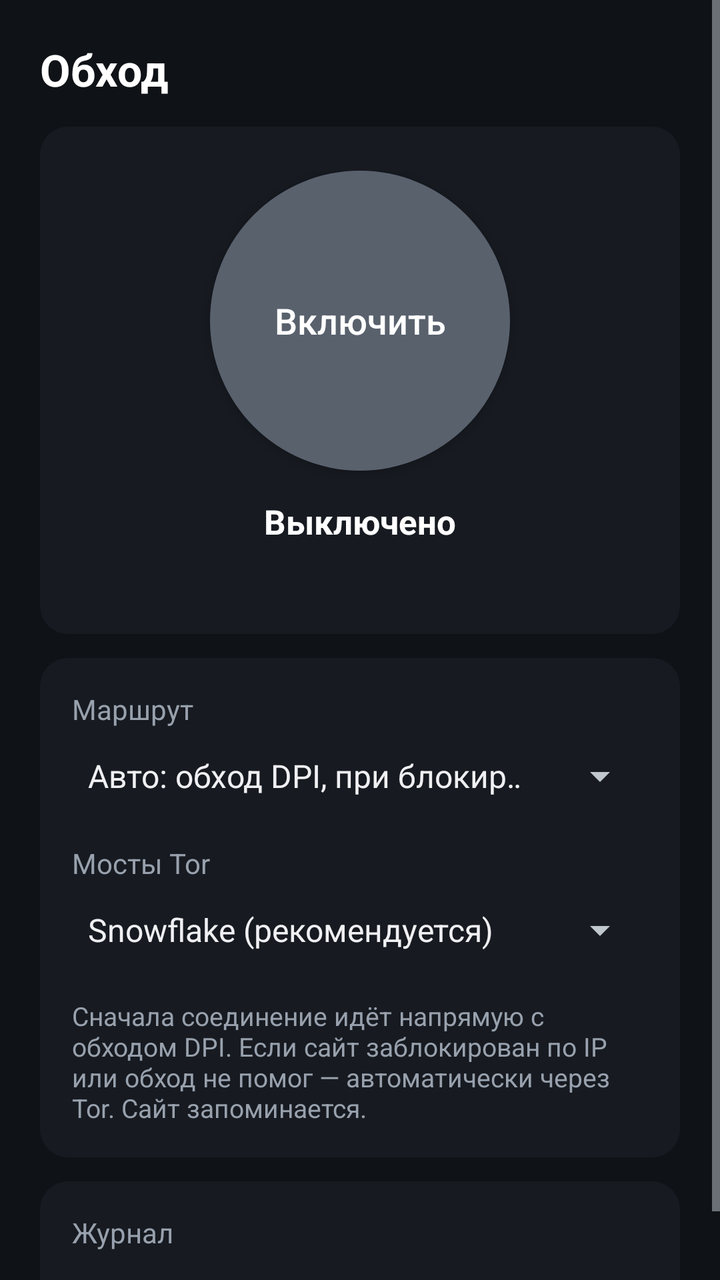
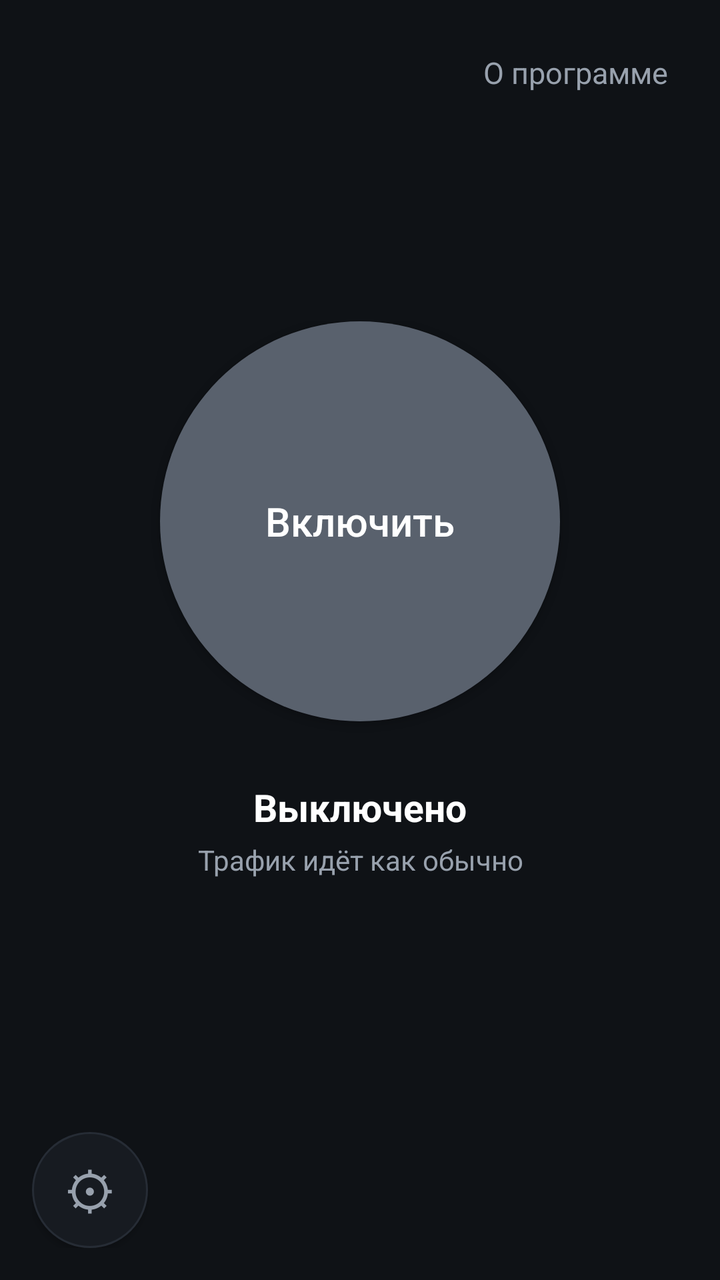

An Android layout rendered at two revisions. The XML below is the earlier revision; the diff shows what the commit changed to produce the second picture.
<!-- AndroidManifest.xml: application theme AppTheme -->
<!-- res/layout/activity_main.xml -->
<?xml version="1.0" encoding="utf-8"?>
<ScrollView xmlns:android="http://schemas.android.com/apk/res/android"
    android:layout_width="match_parent"
    android:layout_height="match_parent"
    android:fillViewport="true">

    <LinearLayout
        android:layout_width="match_parent"
        android:layout_height="wrap_content"
        android:layout_gravity="center_horizontal"
        android:orientation="vertical"
        android:padding="20dp">

        <TextView
            android:layout_width="wrap_content"
            android:layout_height="wrap_content"
            android:text="@string/app_name"
            android:textColor="#FFFFFF"
            android:textSize="22sp"
            android:textStyle="bold" />

        <LinearLayout
            android:layout_width="match_parent"
            android:layout_height="wrap_content"
            android:layout_marginTop="14dp"
            android:background="@drawable/card"
            android:gravity="center_horizontal"
            android:orientation="vertical"
            android:padding="22dp">

            <Button
                android:id="@+id/power"
                android:layout_width="150dp"
                android:layout_height="150dp"
                android:background="@drawable/power_off"
                android:focusable="true"
                android:nextFocusDown="@+id/route"
                android:text="@string/connect"
                android:textAllCaps="false"
                android:textColor="#FFFFFF"
                android:textSize="18sp" />

            <TextView
                android:id="@+id/status"
                android:layout_width="wrap_content"
                android:layout_height="wrap_content"
                android:layout_marginTop="14dp"
                android:text="@string/status_off"
                android:textColor="#FFFFFF"
                android:textSize="17sp"
                android:textStyle="bold" />

            <TextView
                android:id="@+id/torStatus"
                android:layout_width="wrap_content"
                android:layout_height="wrap_content"
                android:layout_marginTop="4dp"
                android:gravity="center"
                android:textColor="@color/muted"
                android:textSize="14sp" />
        </LinearLayout>

        <LinearLayout
            android:layout_width="match_parent"
            android:layout_height="wrap_content"
            android:layout_marginTop="12dp"
            android:background="@drawable/card"
            android:orientation="vertical"
            android:padding="16dp">

            <TextView
                android:layout_width="wrap_content"
                android:layout_height="wrap_content"
                android:text="@string/route_label"
                android:textColor="@color/muted" />

            <Spinner
                android:id="@+id/route"
                android:layout_width="match_parent"
                android:layout_height="wrap_content"
                android:entries="@array/route_names"
                android:focusable="true"
                android:minHeight="48dp" />

            <TextView
                android:id="@+id/bridgesLabel"
                android:layout_width="wrap_content"
                android:layout_height="wrap_content"
                android:layout_marginTop="10dp"
                android:text="@string/bridges_label"
                android:textColor="@color/muted" />

            <Spinner
                android:id="@+id/bridges"
                android:layout_width="match_parent"
                android:layout_height="wrap_content"
                android:entries="@array/bridge_names"
                android:focusable="true"
                android:minHeight="48dp" />

            <LinearLayout
                android:id="@+id/customBox"
                android:layout_width="match_parent"
                android:layout_height="wrap_content"
                android:orientation="vertical"
                android:visibility="gone">

                <EditText
                    android:id="@+id/custom"
                    android:layout_width="match_parent"
                    android:layout_height="wrap_content"
                    android:gravity="top"
                    android:hint="@string/custom_hint"
                    android:inputType="textMultiLine|textNoSuggestions"
                    android:minLines="3"
                    android:textSize="12sp"
                    android:typeface="monospace" />

                <Button
                    android:id="@+id/saveCustom"
                    android:layout_width="wrap_content"
                    android:layout_height="wrap_content"
                    android:text="@string/save"
                    android:textAllCaps="false" />
            </LinearLayout>

            <TextView
                android:layout_width="match_parent"
                android:layout_height="wrap_content"
                android:layout_marginTop="10dp"
                android:text="@string/hint"
                android:textColor="@color/muted"
                android:textSize="13sp" />
        </LinearLayout>

        <LinearLayout
            android:layout_width="match_parent"
            android:layout_height="wrap_content"
            android:layout_marginTop="12dp"
            android:background="@drawable/card"
            android:orientation="vertical"
            android:padding="16dp">

            <TextView
                android:layout_width="wrap_content"
                android:layout_height="wrap_content"
                android:text="@string/log_label"
                android:textColor="@color/muted" />

            <TextView
                android:id="@+id/log"
                android:layout_width="match_parent"
                android:layout_height="wrap_content"
                android:focusable="true"
                android:textColor="#C8CDD3"
                android:textIsSelectable="true"
                android:textSize="11sp"
                android:typeface="monospace" />
        </LinearLayout>
    </LinearLayout>
</ScrollView>
<!-- resources referenced by this layout -->
<resources>
  <string-array name="bridge_names">
          <item>Snowflake (рекомендуется)</item>
          <item>WebTunnel</item>
          <item>obfs4</item>
          <item>meek (Azure)</item>
          <item>Свои мосты</item>
          <item>Без мостов</item>
      </string-array>
  <string-array name="route_names">
          <item>Авто: обход DPI, при блокировке — Tor</item>
          <item>Только обход DPI</item>
          <item>Всё через Tor</item>
      </string-array>
  <color name="muted">#98A1AD</color>
  <!-- drawable card (drawable) -->
  <?xml version="1.0" encoding="utf-8"?>
  <shape xmlns:android="http://schemas.android.com/apk/res/android" android:shape="rectangle">
      <solid android:color="@color/card" />
      <corners android:radius="14dp" />
  </shape>
  <!-- drawable power_off (drawable) -->
  <?xml version="1.0" encoding="utf-8"?>
  <selector xmlns:android="http://schemas.android.com/apk/res/android">
      <item android:state_focused="true">
          <shape android:shape="oval">
              <solid android:color="#59616D" />
              <stroke android:width="6dp" android:color="#FFFFFF" />
          </shape>
      </item>
      <item android:state_pressed="true">
          <shape android:shape="oval">
              <solid android:color="#59616D" />
              <stroke android:width="6dp" android:color="#CCFFFFFF" />
          </shape>
      </item>
      <item>
          <shape android:shape="oval">
              <solid android:color="#59616D" />
          </shape>
      </item>
  </selector>
  <string name="app_name">Обход</string>
  <string name="bridges_label">Мосты Tor</string>
  <string name="connect">Включить</string>
  <string name="custom_hint">Свои мосты (obfs4 / webtunnel), по одной строке. Получить: Telegram-бот @GetBridgesBot</string>
  <string name="hint">Сначала соединение идёт напрямую с обходом DPI. Если сайт заблокирован по IP или обход не помог — автоматически через Tor. Сайт запоминается.</string>
  <string name="log_label">Журнал</string>
  <string name="route_label">Маршрут</string>
  <string name="save">Сохранить</string>
  <string name="status_off">Выключено</string>
  <style name="AppTheme" parent="android:Theme.DeviceDefault">
          <item name="android:windowBackground">@color/bg</item>
          <item name="android:colorAccent">@color/accent</item>
      </style>
  <color name="card">#171B21</color>
  <color name="bg">#0F1216</color>
  <color name="accent">#34C77B</color>
</resources>

<!-- the commit's change to res/layout/activity_main.xml (unified diff, before → after) -->
@@ -1,161 +1,81 @@
 <?xml version="1.0" encoding="utf-8"?>
-<ScrollView xmlns:android="http://schemas.android.com/apk/res/android"
+<FrameLayout xmlns:android="http://schemas.android.com/apk/res/android"
     android:layout_width="match_parent"
     android:layout_height="match_parent"
-    android:fillViewport="true">
+    android:padding="16dp">
+
+    <TextView
+        android:id="@+id/about"
+        android:layout_width="wrap_content"
+        android:layout_height="wrap_content"
+        android:layout_gravity="top|end"
+        android:background="@drawable/link_bg"
+        android:clickable="true"
+        android:focusable="true"
+        android:padding="10dp"
+        android:text="@string/about"
+        android:textColor="@color/muted"
+        android:textSize="15sp" />
 
     <LinearLayout
         android:layout_width="match_parent"
         android:layout_height="wrap_content"
-        android:layout_gravity="center_horizontal"
-        android:orientation="vertical"
-        android:padding="20dp">
+        android:layout_gravity="center"
+        android:gravity="center_horizontal"
+        android:orientation="vertical">
+
+        <Button
+            android:id="@+id/power"
+            android:layout_width="200dp"
+            android:layout_height="200dp"
+            android:background="@drawable/power_off"
+            android:focusable="true"
+            android:text="@string/connect"
+            android:textAllCaps="false"
+            android:textColor="#FFFFFF"
+            android:textSize="20sp" />
 
         <TextView
+            android:id="@+id/status"
             android:layout_width="wrap_content"
             android:layout_height="wrap_content"
-            android:text="@string/app_name"
+            android:layout_marginTop="30dp"
+            android:text="@string/status_off"
             android:textColor="#FFFFFF"
-            android:textSize="22sp"
+            android:textSize="19sp"
             android:textStyle="bold" />
 
-        <LinearLayout
-            android:layout_width="match_parent"
+        <TextView
+            android:id="@+id/torStatus"
+            android:layout_width="wrap_content"
             android:layout_height="wrap_content"
-            android:layout_marginTop="14dp"
-            android:background="@drawable/card"
-            android:gravity="center_horizontal"
-            android:orientation="vertical"
-            android:padding="22dp">
+            android:layout_marginTop="4dp"
+            android:gravity="center"
+            android:paddingStart="24dp"
+            android:paddingEnd="24dp"
+            android:text="@string/sub_off"
+            android:textColor="@color/muted"
+            android:textSize="14sp" />
 
-            <Button
-                android:id="@+id/power"
-                android:layout_width="150dp"
-                android:layout_height="150dp"
-                android:background="@drawable/power_off"
-                android:focusable="true"
-                android:nextFocusDown="@+id/route"
-                android:text="@string/connect"
-                android:textAllCaps="false"
-                android:textColor="#FFFFFF"
-                android:textSize="18sp" />
+        <TextView
+            android:id="@+id/ip"
+            android:layout_width="wrap_content"
+            android:layout_height="wrap_content"
+            android:layout_marginTop="18dp"
+            android:textColor="#E8EBEF"
+            android:textSize="16sp" />
+    </LinearLayout>
 
-            <TextView
-                android:id="@+id/status"
-                android:layout_width="wrap_content"
-                android:layout_height="wrap_content"
-                android:layout_marginTop="14dp"
-                android:text="@string/status_off"
-                android:textColor="#FFFFFF"
-                android:textSize="17sp"
-                android:textStyle="bold" />
-
-            <TextView
-                android:id="@+id/torStatus"
-                android:layout_width="wrap_content"
-                android:layout_height="wrap_content"
-                android:layout_marginTop="4dp"
-                android:gravity="center"
-                android:textColor="@color/muted"
-                android:textSize="14sp" />
-        </LinearLayout>
-
-        <LinearLayout
-            android:layout_width="match_parent"
-            android:layout_height="wrap_content"
-            android:layout_marginTop="12dp"
-            android:background="@drawable/card"
-            android:orientation="vertical"
-            android:padding="16dp">
-
-            <TextView
-                android:layout_width="wrap_content"
-                android:layout_height="wrap_content"
-                android:text="@string/route_label"
-                android:textColor="@color/muted" />
-
-            <Spinner
-                android:id="@+id/route"
-                android:layout_width="match_parent"
-                android:layout_height="wrap_content"
-                android:entries="@array/route_names"
-                android:focusable="true"
-                android:minHeight="48dp" />
-
-            <TextView
-                android:id="@+id/bridgesLabel"
-                android:layout_width="wrap_content"
-                android:layout_height="wrap_content"
-                android:layout_marginTop="10dp"
-                android:text="@string/bridges_label"
-                android:textColor="@color/muted" />
-
-            <Spinner
-                android:id="@+id/bridges"
-                android:layout_width="match_parent"
-                android:layout_height="wrap_content"
-                android:entries="@array/bridge_names"
-                android:focusable="true"
-                android:minHeight="48dp" />
-
-            <LinearLayout
-                android:id="@+id/customBox"
-                android:layout_width="match_parent"
-                android:layout_height="wrap_content"
-                android:orientation="vertical"
-                android:visibility="gone">
-
-                <EditText
-                    android:id="@+id/custom"
-                    android:layout_width="match_parent"
-                    android:layout_height="wrap_content"
-                    android:gravity="top"
-                    android:hint="@string/custom_hint"
-                    android:inputType="textMultiLine|textNoSuggestions"
-                    android:minLines="3"
-                    android:textSize="12sp"
-                    android:typeface="monospace" />
-
-                <Button
-                    android:id="@+id/saveCustom"
-                    android:layout_width="wrap_content"
-                    android:layout_height="wrap_content"
-                    android:text="@string/save"
-                    android:textAllCaps="false" />
-            </LinearLayout>
-
-            <TextView
-                android:layout_width="match_parent"
-                android:layout_height="wrap_content"
-                android:layout_marginTop="10dp"
-                android:text="@string/hint"
-                android:textColor="@color/muted"
-                android:textSize="13sp" />
-        </LinearLayout>
-
-        <LinearLayout
-            android:layout_width="match_parent"
-            android:layout_height="wrap_content"
-            android:layout_marginTop="12dp"
-            android:background="@drawable/card"
-            android:orientation="vertical"
-            android:padding="16dp">
-
-            <TextView
-                android:layout_width="wrap_content"
-                android:layout_height="wrap_content"
-                android:text="@string/log_label"
-                android:textColor="@color/muted" />
-
-            <TextView
-                android:id="@+id/log"
-                android:layout_width="match_parent"
-                android:layout_height="wrap_content"
-                android:focusable="true"
-                android:textColor="#C8CDD3"
-                android:textIsSelectable="true"
-                android:textSize="11sp"
-                android:typeface="monospace" />
-        </LinearLayout>
-    </LinearLayout>
-</ScrollView>
+    <Button
+        android:id="@+id/gear"
+        android:layout_width="58dp"
+        android:layout_height="58dp"
+        android:layout_gravity="bottom|start"
+        android:background="@drawable/gear_bg"
+        android:contentDescription="@string/settings"
+        android:focusable="true"
+        android:padding="0dp"
+        android:text="⚙"
+        android:textColor="@color/muted"
+        android:textSize="26sp" />
+</FrameLayout>
<!-- resource entries referenced after the edit -->
@@ -1,25 +1,33 @@
 <!-- resources referenced by this layout -->
 <resources>
-  <string-array name="bridge_names">
-          <item>Snowflake (рекомендуется)</item>
-          <item>WebTunnel</item>
-          <item>obfs4</item>
-          <item>meek (Azure)</item>
-          <item>Свои мосты</item>
-          <item>Без мостов</item>
-      </string-array>
-  <string-array name="route_names">
-          <item>Авто: обход DPI, при блокировке — Tor</item>
-          <item>Только обход DPI</item>
-          <item>Всё через Tor</item>
-      </string-array>
   <color name="muted">#98A1AD</color>
-  <!-- drawable card (drawable) -->
+  <!-- drawable gear_bg (drawable) -->
   <?xml version="1.0" encoding="utf-8"?>
-  <shape xmlns:android="http://schemas.android.com/apk/res/android" android:shape="rectangle">
-      <solid android:color="@color/card" />
-      <corners android:radius="14dp" />
-  </shape>
+  <selector xmlns:android="http://schemas.android.com/apk/res/android">
+      <item android:state_focused="true">
+          <shape android:shape="oval">
+              <solid android:color="@color/card" />
+              <stroke android:width="3dp" android:color="#FFFFFF" />
+          </shape>
+      </item>
+      <item>
+          <shape android:shape="oval">
+              <solid android:color="@color/card" />
+              <stroke android:width="1dp" android:color="#262C35" />
+          </shape>
+      </item>
+  </selector>
+  <!-- drawable link_bg (drawable) -->
+  <?xml version="1.0" encoding="utf-8"?>
+  <selector xmlns:android="http://schemas.android.com/apk/res/android">
+      <item android:state_focused="true">
+          <shape android:shape="rectangle">
+              <solid android:color="#262C35" />
+              <corners android:radius="8dp" />
+          </shape>
+      </item>
+      <item android:drawable="@android:color/transparent" />
+  </selector>
   <!-- drawable power_off (drawable) -->
   <?xml version="1.0" encoding="utf-8"?>
   <selector xmlns:android="http://schemas.android.com/apk/res/android">
@@ -41,15 +49,11 @@
           </shape>
       </item>
   </selector>
-  <string name="app_name">Обход</string>
-  <string name="bridges_label">Мосты Tor</string>
+  <string name="about">О программе</string>
   <string name="connect">Включить</string>
-  <string name="custom_hint">Свои мосты (obfs4 / webtunnel), по одной строке. Получить: Telegram-бот @GetBridgesBot</string>
-  <string name="hint">Сначала соединение идёт напрямую с обходом DPI. Если сайт заблокирован по IP или обход не помог — автоматически через Tor. Сайт запоминается.</string>
-  <string name="log_label">Журнал</string>
-  <string name="route_label">Маршрут</string>
-  <string name="save">Сохранить</string>
+  <string name="settings">Настройки</string>
   <string name="status_off">Выключено</string>
+  <string name="sub_off">Трафик идёт как обычно</string>
   <style name="AppTheme" parent="android:Theme.DeviceDefault">
           <item name="android:windowBackground">@color/bg</item>
           <item name="android:colorAccent">@color/accent</item>
